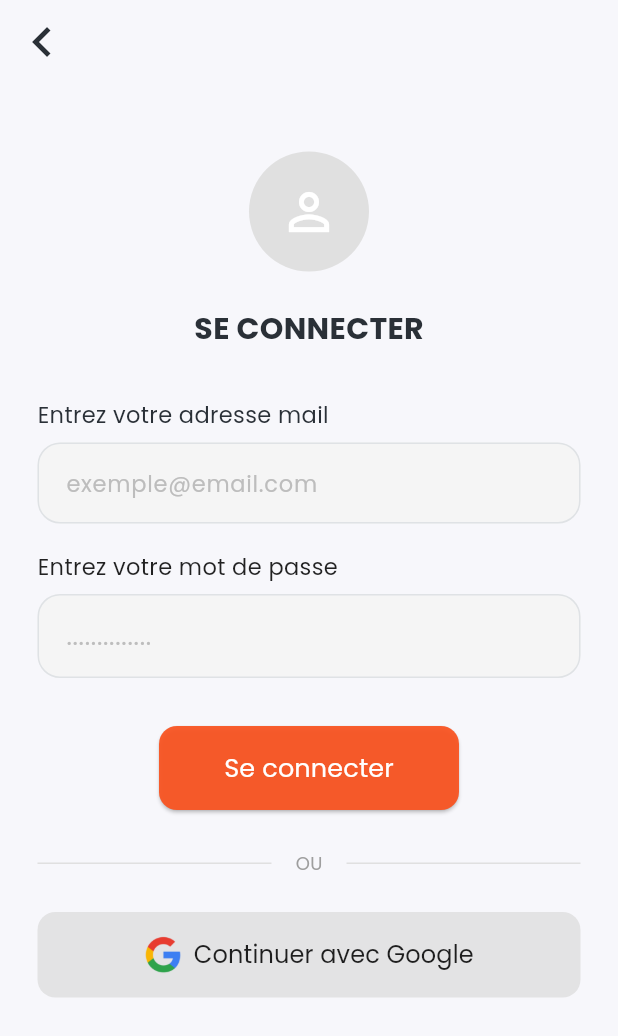
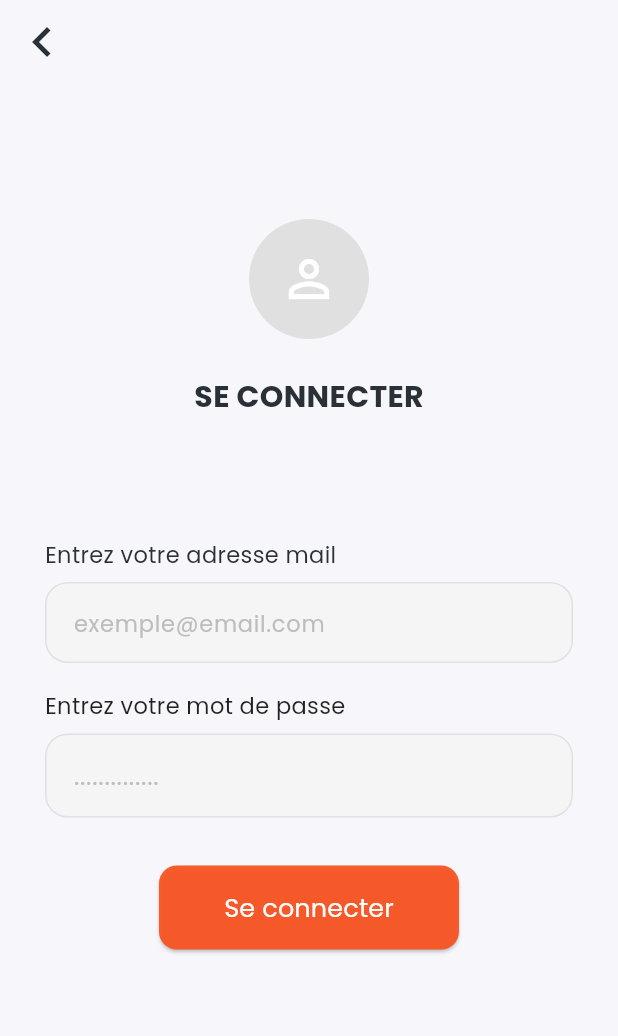
Before and after one commit to Volbis/AbiaProject, a Flutter app: the screen it shows after launch, on a phone screen of 412 x 824 dp. Shown: the top 1036 px of the screen. Run offline on Flutter 3.47's test engine with Material 3 defaults, Android fonts, the light colour scheme and no system bars.

Commit message:
SuppressionDeGoogleAuth

```diff
--- a/lib/pages/authentification/screens/login_screen.dart
+++ b/lib/pages/authentification/screens/login_screen.dart
@@ -99,11 +99,11 @@ class _LoginScreenState extends State<LoginScreen> {
       ),
       body: SingleChildScrollView(
         child: Padding(
-          padding: const EdgeInsets.all(25.0),
+          padding: const EdgeInsets.all(30.0),
           child: Column(
             crossAxisAlignment: CrossAxisAlignment.center,
             children: [
-              const SizedBox(height: 20),
+              const SizedBox(height: 60),
 
               // Avatar circulaire
               Container(
@@ -129,7 +129,7 @@ class _LoginScreenState extends State<LoginScreen> {
                   fontWeight: FontWeight.bold,
                 ),
               ),
-              const SizedBox(height: 32),
+              const SizedBox(height:80),
 
               // Champ email
               Column(
@@ -236,7 +236,7 @@ class _LoginScreenState extends State<LoginScreen> {
                 ),
               ),
               const SizedBox(height: 27),
-
+              /*
               // OU séparateur
               Row(
                 children: [
@@ -254,6 +254,28 @@ class _LoginScreenState extends State<LoginScreen> {
               const SizedBox(height: 24),
 
               // Bouton Google
+              SizedBox(
+                width: 200,
+                child: OutlinedButton.icon(
+                  icon: Image.asset('assets/images/google_icon.png', height: 25, width: 25),
+                  label: const Text(
+                    'Continuer avec Google',
+                    style: TextStyle(
+                      color: Colors.black87,
+                      fontSize: 16,
+                    ),
+                  ),
+                  style: OutlinedButton.styleFrom(
+                    padding: const EdgeInsets.symmetric(vertical: 16),
+                    side: BorderSide.none,
+                    shape: RoundedRectangleBorder(
+                      borderRadius: BorderRadius.circular(12),
+                    ),
+                    backgroundColor: const Color.fromARGB(189, 220, 220, 220),
+                  ),
+                  onPressed: _isLoading ? null : _handleGoogleLogin,
+                ),
+              ),
               SizedBox(
                 width: double.infinity,
                 child: OutlinedButton.icon(
@@ -276,7 +298,8 @@ class _LoginScreenState extends State<LoginScreen> {
                   ),
                   onPressed: _isLoading ? null : _handleGoogleLogin,
                 ),
-              ),
+              ),*/
+
               const SizedBox(height: 18),
 
             ],
```
